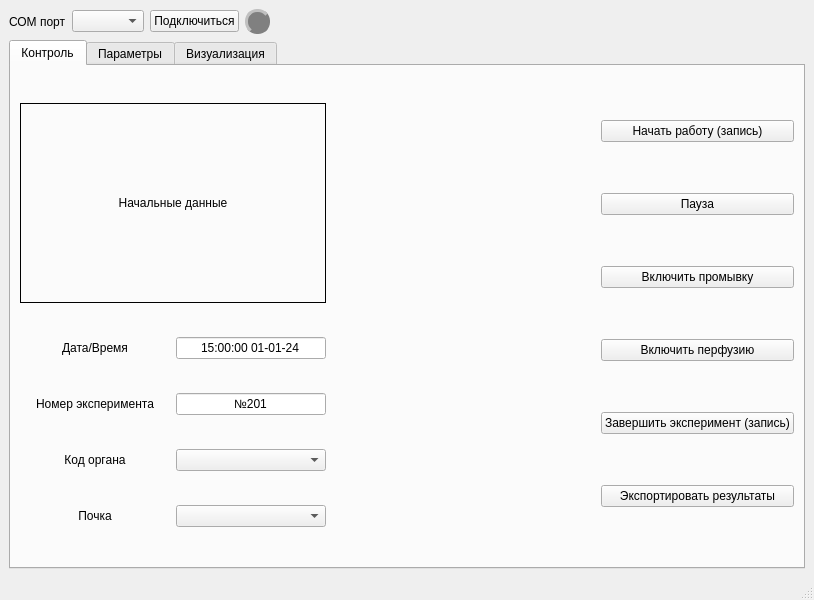
First picture: the form in mainwindow.ui, repository walrusfriend/Kidney-Monitor-Qt, before the edit.
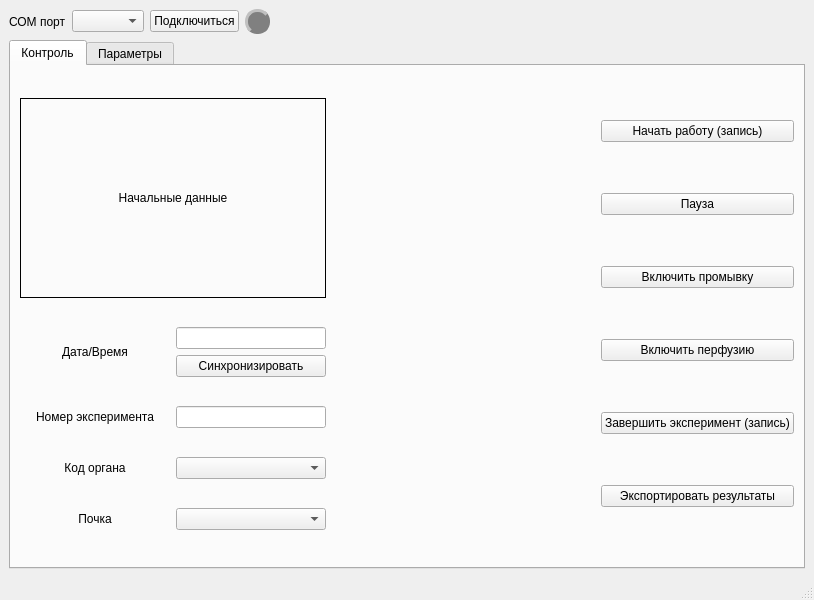
Second picture: the form after the edit. The open tabs and pages were chosen to show the change.

Commit message: Add sync date button and sync date with current date on PC. Add graph to visualisation tab

The edit to the form file:
```diff
--- a/mainwindow.ui
+++ b/mainwindow.ui
@@ -129,20 +129,31 @@
              </widget>
             </item>
             <item>
-             <widget class="QLineEdit" name="le_date_control">
-              <property name="minimumSize">
-               <size>
-                <width>150</width>
-                <height>0</height>
-               </size>
-              </property>
-              <property name="text">
-               <string>15:00:00 01-01-24</string>
-              </property>
-              <property name="alignment">
-               <set>Qt::AlignmentFlag::AlignCenter</set>
-              </property>
-             </widget>
+             <layout class="QVBoxLayout" name="verticalLayout_11">
+              <item>
+               <widget class="QLineEdit" name="le_date_control">
+                <property name="minimumSize">
+                 <size>
+                  <width>150</width>
+                  <height>0</height>
+                 </size>
+                </property>
+                <property name="text">
+                 <string/>
+                </property>
+                <property name="alignment">
+                 <set>Qt::AlignCenter</set>
+                </property>
+               </widget>
+              </item>
+              <item>
+               <widget class="QPushButton" name="pb_sync_date">
+                <property name="text">
+                 <string>Синхронизировать</string>
+                </property>
+               </widget>
+              </item>
+             </layout>
             </item>
            </layout>
           </item>
@@ -173,7 +184,7 @@
                </size>
               </property>
               <property name="text">
-               <string>№201</string>
+               <string/>
               </property>
               <property name="alignment">
                <set>Qt::AlignmentFlag::AlignCenter</set>
@@ -928,11 +939,6 @@
         </item>
        </layout>
       </widget>
-      <widget class="QWidget" name="tab_3">
-       <attribute name="title">
-        <string>Визуализация</string>
-       </attribute>
-      </widget>
      </widget>
     </item>
    </layout>
```
Left out of the diff: 108 changed lines with no effect on the pictures. The commit also changes 3 other files.
